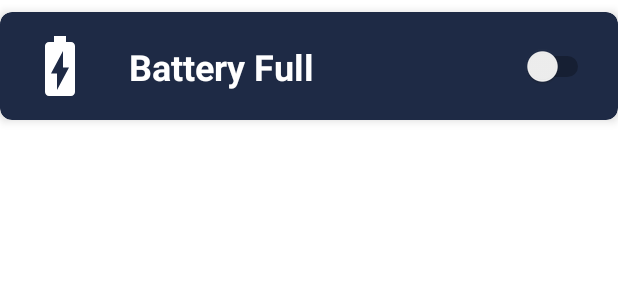
After one commit to MikelCalvo/Android-Battery-Alarm, an Android app: the layout item_battery_alarm.xml on its own in the app's theme, with its tools: preview values and no code run, on a phone screen of 412 x 824 dp. The commit adds this screen. Shown: the top 300 px of the screen. Run offline under Robolectric (Android 15) with nearby library versions, the phone set to English and light mode, and no system bars.

Commit message:
Created basic design

```diff
--- a/app/src/main/AndroidManifest.xml
+++ b/app/src/main/AndroidManifest.xml
@@ -12,7 +12,7 @@
         android:theme="@style/Theme.BatteryAlarm"
         tools:targetApi="31">
         <activity
-            android:name=".MainActivity"
+            android:name=".view.MainActivity"
             android:exported="true">
             <intent-filter>
                 <action android:name="android.intent.action.MAIN" />
--- a/app/src/main/java/com/mikelcalvo/batteryalarm/MainActivity.kt
+++ b/app/src/main/java/com/mikelcalvo/batteryalarm/view/MainActivity.kt
@@ -1,7 +1,8 @@
-package com.mikelcalvo.batteryalarm
+package com.mikelcalvo.batteryalarm.view
 
 import androidx.appcompat.app.AppCompatActivity
 import android.os.Bundle
+import com.mikelcalvo.batteryalarm.R
 
 class MainActivity : AppCompatActivity() {
     override fun onCreate(savedInstanceState: Bundle?) {
--- /dev/null
+++ b/app/src/main/res/drawable/ic_battery_full.xml
@@ -0,0 +1,9 @@
+<vector xmlns:android="http://schemas.android.com/apk/res/android"
+    android:width="24dp"
+    android:height="24dp"
+    android:viewportWidth="24"
+    android:viewportHeight="24">
+  <path
+      android:pathData="M15.67,4H14V2h-4v2H8.33C7.6,4 7,4.6 7,5.33v15.33C7,21.4 7.6,22 8.33,22h7.33c0.74,0 1.34,-0.6 1.34,-1.33V5.33C17,4.6 16.4,4 15.67,4zM11,20v-5.5H9L13,7v5.5h2L11,20z"
+      android:fillColor="@color/textColorLight"/>
+</vector>
--- /dev/null
+++ b/app/src/main/res/layout/item_battery_alarm.xml
@@ -0,0 +1,48 @@
+<com.google.android.material.card.MaterialCardView xmlns:android="http://schemas.android.com/apk/res/android"
+    xmlns:app="http://schemas.android.com/apk/res-auto"
+    android:layout_width="match_parent"
+    android:layout_height="wrap_content"
+    android:layout_marginTop="8dp"
+    android:layout_marginBottom="8dp"
+    app:cardBackgroundColor="@color/colorPrimary"
+    app:cardCornerRadius="8dp"
+    app:cardElevation="4dp">
+
+    <androidx.constraintlayout.widget.ConstraintLayout
+        android:layout_width="match_parent"
+        android:layout_height="wrap_content"
+        android:paddingVertical="12dp"
+        android:paddingHorizontal="16dp">
+
+    <ImageView
+        android:id="@+id/ivBatteryIcon"
+        android:layout_width="48dp"
+        android:layout_height="48dp"
+        app:layout_constraintStart_toStartOf="parent"
+        app:layout_constraintTop_toTopOf="parent"
+        app:layout_constraintBottom_toBottomOf="parent"
+        android:src="@drawable/ic_battery_full" />
+
+        <TextView
+            android:id="@+id/tvBatteryTitle"
+            android:layout_width="0dp"
+            android:layout_height="wrap_content"
+            android:text="@string/battery_full"
+            android:textColor="@color/textColorLight"
+            android:textSize="24sp"
+            android:textStyle="bold"
+            app:layout_constraintBottom_toBottomOf="parent"
+            app:layout_constraintEnd_toStartOf="@+id/switchAlarm"
+            app:layout_constraintStart_toEndOf="@+id/ivBatteryIcon"
+            app:layout_constraintTop_toTopOf="@+id/ivBatteryIcon"
+            app:layout_constraintWidth_max="240dp" />
+
+    <Switch
+        android:id="@+id/switchAlarm"
+        android:layout_width="wrap_content"
+        android:layout_height="wrap_content"
+        app:layout_constraintTop_toTopOf="@+id/ivBatteryIcon"
+        app:layout_constraintBottom_toBottomOf="@+id/ivBatteryIcon"
+        app:layout_constraintEnd_toEndOf="parent" />
+    </androidx.constraintlayout.widget.ConstraintLayout>
+</com.google.android.material.card.MaterialCardView>
--- a/app/src/main/res/values-night/themes.xml
+++ b/app/src/main/res/values-night/themes.xml
@@ -1,16 +1,16 @@
-<resources xmlns:tools="http://schemas.android.com/tools">
+<resources>
     <!-- Base application theme. -->
-    <style name="Theme.BatteryAlarm" parent="Theme.MaterialComponents.DayNight.DarkActionBar">
+    <style name="Theme.BatteryAlarm" parent="Theme.MaterialComponents.DayNight.NoActionBar">
         <!-- Primary brand color. -->
-        <item name="colorPrimary">@color/purple_200</item>
-        <item name="colorPrimaryVariant">@color/purple_700</item>
-        <item name="colorOnPrimary">@color/black</item>
+        <item name="colorPrimary">@color/colorPrimary</item>
+        <item name="colorPrimaryVariant">@color/colorPrimaryDark</item>
+        <item name="colorOnPrimary">@color/textColorLight</item>
         <!-- Secondary brand color. -->
-        <item name="colorSecondary">@color/teal_200</item>
-        <item name="colorSecondaryVariant">@color/teal_200</item>
-        <item name="colorOnSecondary">@color/black</item>
+        <item name="colorSecondary">@color/colorSecondary</item>
+        <item name="colorSecondaryVariant">@color/colorSecondaryDark</item>
+        <item name="colorOnSecondary">@color/textColorLight</item>
         <!-- Status bar color. -->
-        <item name="android:statusBarColor">?attr/colorPrimaryVariant</item>
+        <item name="android:statusBarColor">@color/colorPrimaryLight</item>
         <!-- Customize your theme here. -->
     </style>
 </resources>
--- a/app/src/main/res/values/colors.xml
+++ b/app/src/main/res/values/colors.xml
@@ -1,10 +1,12 @@
 <?xml version="1.0" encoding="utf-8"?>
 <resources>
-    <color name="purple_200">#FFBB86FC</color>
-    <color name="purple_500">#FF6200EE</color>
-    <color name="purple_700">#FF3700B3</color>
-    <color name="teal_200">#FF03DAC5</color>
-    <color name="teal_700">#FF018786</color>
-    <color name="black">#FF000000</color>
-    <color name="white">#FFFFFFFF</color>
+    <color name="colorPrimary">#1e2a45</color>
+    <color name="colorPrimaryDark">#09101d</color>
+    <color name="colorPrimaryLight">#3c4a65</color>
+    <color name="colorSecondary">#4CAF50</color>
+    <color name="colorSecondaryDark">#388E3C</color>
+    <color name="colorSecondaryLight">#C8E6C9</color>
+    <color name="textColorDark">#000000</color>
+    <color name="textColorLight">#ffffff</color>
+    <color name="colorBackground">#0f1425</color>
 </resources>
--- a/app/src/main/res/values/themes.xml
+++ b/app/src/main/res/values/themes.xml
@@ -1,16 +1,16 @@
-<resources xmlns:tools="http://schemas.android.com/tools">
+<resources>
     <!-- Base application theme. -->
-    <style name="Theme.BatteryAlarm" parent="Theme.MaterialComponents.DayNight.DarkActionBar">
+    <style name="Theme.BatteryAlarm" parent="Theme.MaterialComponents.DayNight.NoActionBar">
         <!-- Primary brand color. -->
-        <item name="colorPrimary">@color/purple_500</item>
-        <item name="colorPrimaryVariant">@color/purple_700</item>
-        <item name="colorOnPrimary">@color/white</item>
+        <item name="colorPrimary">@color/colorPrimary</item>
+        <item name="colorPrimaryVariant">@color/colorPrimaryDark</item>
+        <item name="colorOnPrimary">@color/textColorLight</item>
         <!-- Secondary brand color. -->
-        <item name="colorSecondary">@color/teal_200</item>
-        <item name="colorSecondaryVariant">@color/teal_700</item>
-        <item name="colorOnSecondary">@color/black</item>
+        <item name="colorSecondary">@color/colorSecondary</item>
+        <item name="colorSecondaryVariant">@color/colorSecondaryDark</item>
+        <item name="colorOnSecondary">@color/textColorLight</item>
         <!-- Status bar color. -->
-        <item name="android:statusBarColor">?attr/colorPrimaryVariant</item>
+        <item name="android:statusBarColor">@color/colorPrimaryLight</item>
         <!-- Customize your theme here. -->
     </style>
 </resources>
```
Also changed, not shown: app/src/main/java/com/mikelcalvo/batteryalarm/model/BatteryAlarmSettings.kt (added, +16 -0 lines), app/src/main/res/layout/activity_main.xml (+32 -7 lines), app/src/main/res/values/strings.xml (added, +11 -0 lines), 1 other file.
